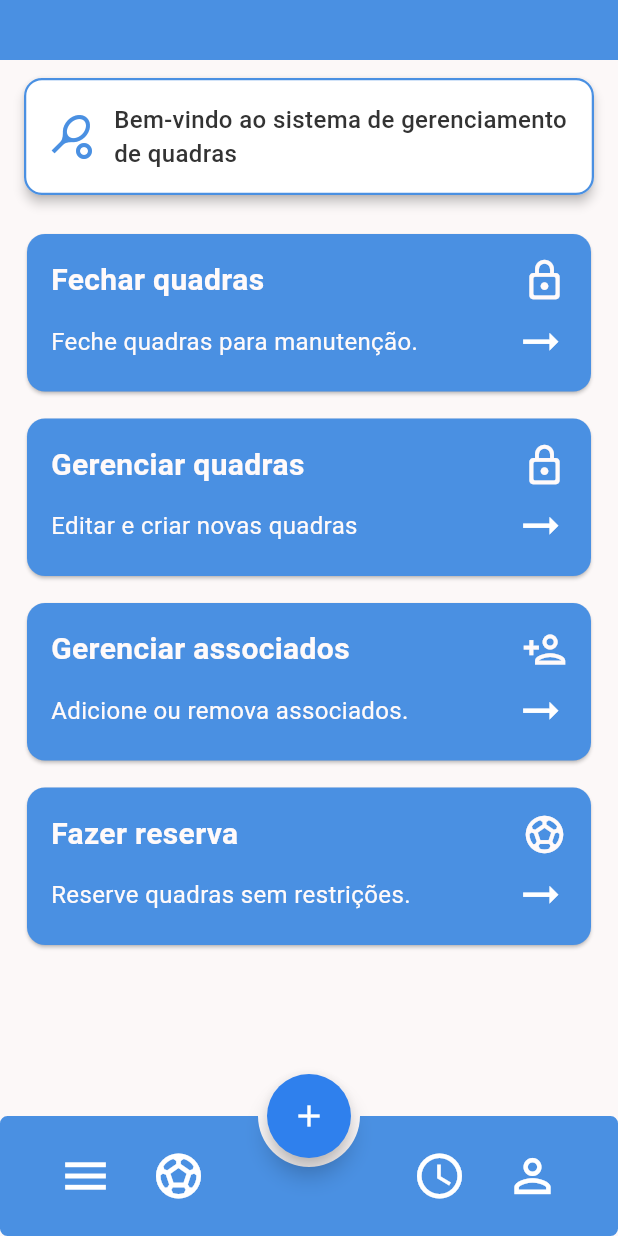
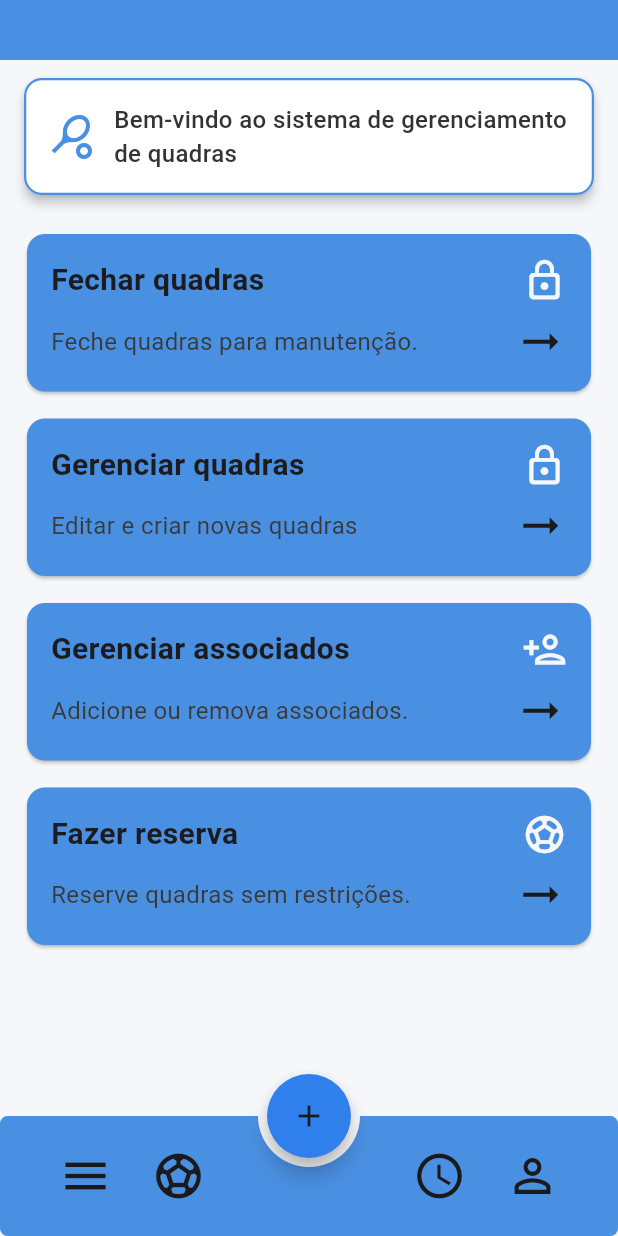
Before and after one commit to Danielsalesds/Sistema-de-Reservas-de-Quadra-Esportivas, a Flutter app: the HomeAdmin screen opened directly, on a phone screen of 412 x 824 dp. Run offline on Flutter 3.47's test engine with Material 3 defaults, Android fonts, the phone set to English and light mode, and no system bars; drawn by our look-alikes of overlay_support; our stand-ins replace awesome_dialog, cloud_firestore, firebase_auth, firebase_core, flutter_svg, google_fonts and 1 more; accounts and stored records are empty.

Commit message:
novo desing

```diff
--- a/lib/ui/pages/HomeAdmin.dart
+++ b/lib/ui/pages/HomeAdmin.dart
@@ -22,15 +22,20 @@ class HomeAdmin extends StatefulWidget{
 class HomeAdminState extends State<HomeAdmin>{
   final double padding_card_h = 14;
   final double padding_card_v = 5;
-  Color textColor = const Color(0xFFFFFAFA);//F5F5F5
-  Color textColor2 = const Color(0xFF333333);
+  Color textColor = const Color(0xFF1A1A1A);//F5F5F5
+  Color descColor = const Color(0xFF3A3A3A);
   Color baseColor = const Color(0xFF4A90E2);
   Color cardColor2 = const Color(0xFF5A9BD4);
-  Color buttonColoer = const Color(0xFF2F80ED);
+  Color buttonColor = const Color(0xFF2F80ED);
+
+  Color backgroundTela = const Color(0xFFF5F7FA);
+  Color uberBlack = const Color(0xFF1C1C1E);
+  Color iconeColor = const Color(0xFF1A1A1A);
 
   @override
   Widget build(BuildContext context) {
     return Scaffold(
+      backgroundColor: backgroundTela,
       appBar: PreferredSize(
         preferredSize: Size.fromHeight(40), // Altura menor que o padrão (56)
         child: AppBar(
--- a/lib/ui/widgets/CardAdmin.dart
+++ b/lib/ui/widgets/CardAdmin.dart
@@ -19,8 +19,12 @@ class CardAdmin extends StatefulWidget {
 }
 
 class _CardAdminState extends State<CardAdmin> {
-  static const Color textColor = Color(0xFFFFFAFA); // Branco suave
+  static const Color textColor = Color(0xFF1A1A1A); // Branco suave
+  Color descColor = const Color.fromARGB(255, 58, 58, 58);
   static const Color cardColor = Color(0xFF4A90E2); // Azul principal
+  Color backgroundTela = const Color(0xFFF5F7FA);
+  Color uberBlack = const Color(0xFF1C1C1E);
+  Color iconeColor = const Color(0xFF1A1A1A);
 
   @override
   Widget build(BuildContext context) {
@@ -40,14 +44,14 @@ class _CardAdminState extends State<CardAdmin> {
                   Expanded(
                     child: Text(
                       widget.titulo,
-                      style: const TextStyle(
+                      style: TextStyle(
                         fontWeight: FontWeight.bold,
                         fontSize: 20,
-                        color: textColor,
+                        color: uberBlack,
                       ),
                     ),
                   ),
-                  Icon(widget.icon, color: textColor, size: 30),
+                  Icon(widget.icon, color: const Color(0xFFF5F7FA), size: 30),
                 ],
               ),
               const SizedBox(height: 8),
@@ -57,13 +61,13 @@ class _CardAdminState extends State<CardAdmin> {
                   Expanded(
                     child: Text(
                       widget.text1,
-                      style: const TextStyle(
+                      style: TextStyle(
                         fontSize: 16,
-                        color: textColor,
+                        color: descColor,
                       ),
                     ),
                   ),
-                  const Icon(Icons.arrow_right_alt, color: Colors.white, size: 35),
+                  Icon(Icons.arrow_right_alt, color: iconeColor, size: 35),
                 ],
               ),
             ],
--- a/lib/ui/widgets/CustomBottomBar.dart
+++ b/lib/ui/widgets/CustomBottomBar.dart
@@ -12,11 +12,15 @@ class CustomBottomBar extends StatelessWidget{
 
   @override
   Widget build(BuildContext context) {
-    Color textColor = const Color(0xFFFFFAFA);//F5F5F5
-    Color textColor2 = const Color(0xFF333333);
+    Color textColor = const Color(0xFF1A1A1A);//F5F5F5
+    Color descColor = const Color(0xFF3A3A3A);
     Color baseColor = const Color(0xFF4A90E2);
     Color cardColor2 = const Color(0xFF5A9BD4);
-    Color buttonColoer = const Color(0xFF2F80ED);
+    Color buttonColor = const Color(0xFF2F80ED);
+
+    Color backgroundTela = const Color(0xFFF5F7FA);
+    Color uberBlack = const Color(0xFF1C1C1E);
+    Color iconeColor = const Color(0xFF1A1A1A);
 
     return BottomAppBar(
       color: baseColor,
@@ -40,7 +44,7 @@ class CustomBottomBar extends StatelessWidget{
                       onPressed: () {
                         Navigator.push(context, MaterialPageRoute(builder: (context)=> const AuthChecker()));
                       },
-                      icon: const Icon(Icons.menu)),
+                      icon: Icon(Icons.menu, color: iconeColor,)),
                   const SizedBox(
                     width: 10,
                   ),
@@ -48,7 +52,7 @@ class CustomBottomBar extends StatelessWidget{
                       onPressed: () {
 
                       },
-                      icon: const Icon(Icons.sports_soccer_outlined)),
+                      icon:  Icon(Icons.sports_soccer_outlined, color: iconeColor,)),
                 ],
               ),
               Row(
@@ -57,7 +61,7 @@ class CustomBottomBar extends StatelessWidget{
                       onPressed: () {
 
                       },
-                      icon: const Icon(Icons.schedule_outlined)),
+                      icon:  Icon(Icons.schedule_outlined, color: iconeColor,)),
                   const SizedBox(
                     width: 10,
                   ),
@@ -65,7 +69,7 @@ class CustomBottomBar extends StatelessWidget{
                       onPressed: () {
                         Navigator.push(context, MaterialPageRoute(builder: (context)=>ProfilePage()));
                       },
-                      icon: const Icon(Icons.person_outline,)),
+                      icon:  Icon(Icons.person_outline, color: iconeColor,)),
                 ],
               )
             ],
--- a/lib/ui/widgets/CustomFAB.dart
+++ b/lib/ui/widgets/CustomFAB.dart
@@ -12,11 +12,17 @@ class CustomFAB extends StatelessWidget{
   }) : super(key: key);
   @override
   Widget build(BuildContext context) {
-    Color textColor = const Color(0xFFFFFAFA);//F5F5F5
-    Color textColor2 = const Color(0xFF333333);
+    Color textColor = const Color(0xFF1A1A1A);//F5F5F5
+    Color descColor = const Color(0xFF3A3A3A);
     Color baseColor = const Color(0xFF4A90E2);
     Color cardColor2 = const Color(0xFF5A9BD4);
     Color buttonColor = const Color(0xFF2F80ED);
+
+    Color backgroundTela = const Color(0xFFF5F7FA);
+    Color uberBlack = const Color(0xFF1C1C1E);
+    Color iconeColor = const Color(0xFF1A1A1A);
+
+
       return FloatingActionButton(
         heroTag: null,
         onPressed: onPressed,
@@ -27,7 +33,7 @@ class CustomFAB extends StatelessWidget{
           const StadiumBorder(),
           0.5,
         ),
-        child: const Icon(Icons.add, color: Colors.white),
+        child: Icon(Icons.add, color:iconeColor),
       );
     }
   }
```
Also changed, not shown: lib/ui/pages/ListarQuadras.dart (+10 -0 lines), lib/ui/pages/ProfilePage.dart (+11 -0 lines), lib/ui/pages/ReservaQuadraScreen.dart (+12 -5 lines), lib/ui/widgets/AddMembroButton.dart (+11 -1 lines), lib/ui/widgets/CustomAppBar.dart (+14 -4 lines).
